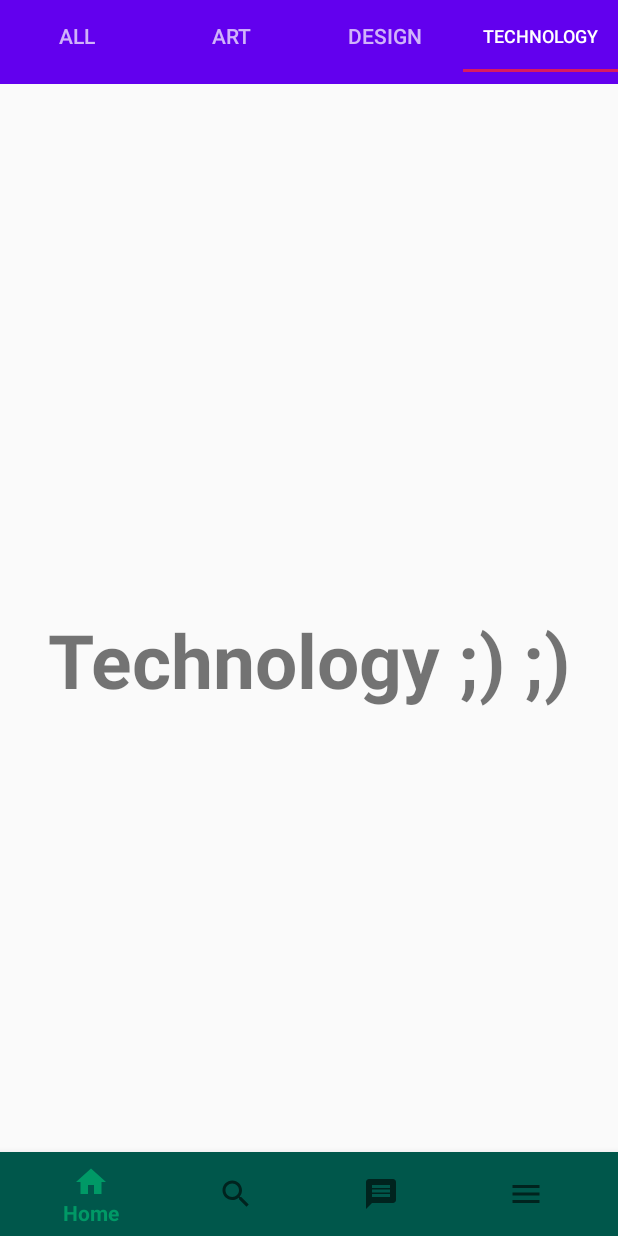
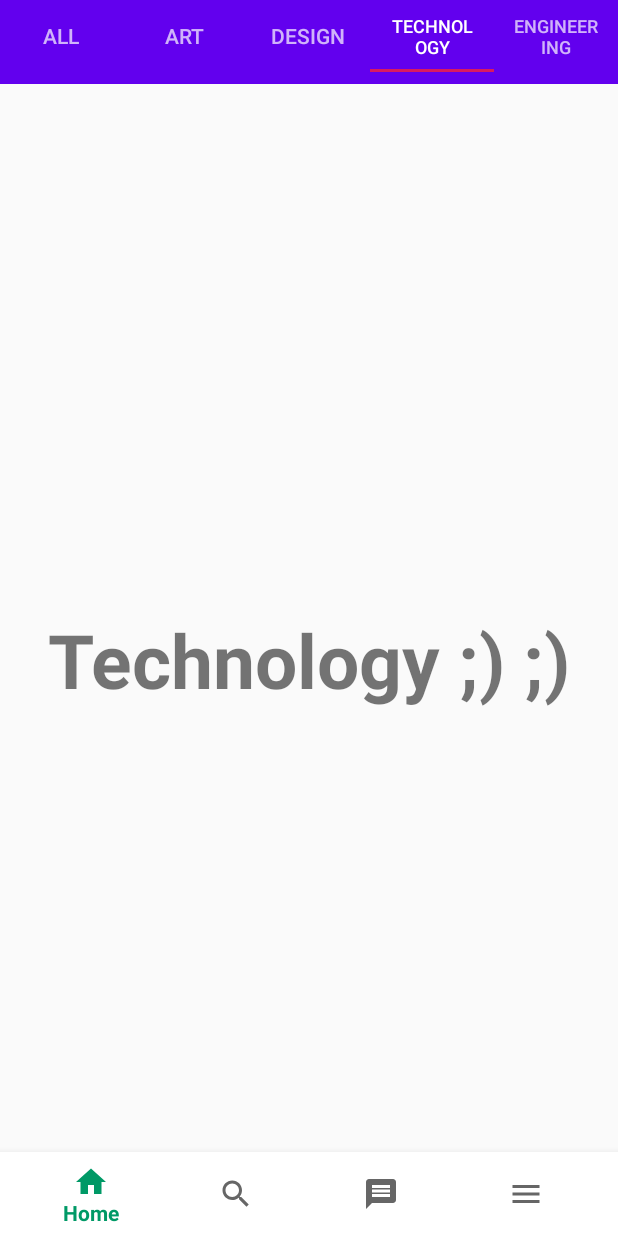
Before and after one commit to teknaS47/Persona, an Android app: the homePage screen opened directly, with no data from a screen before it, tab 4 chosen, on a phone screen of 412 x 824 dp. Run offline under Robolectric (Android 15) with nearby library versions, the phone set to English and light mode, and no system bars; our stand-ins replace Room's generated code; network calls fail.

Commit message:
User Panel and tabs in it. Engineering tab(partially complete) Have to create edit details for user (stopped because of low priority)

```diff
--- a/app/src/main/AndroidManifest.xml
+++ b/app/src/main/AndroidManifest.xml
@@ -40,7 +40,9 @@
             </intent-filter>
         </service>
 
-        <activity android:name=".teacher_coordinator"></activity>
+        <activity android:name=".teacher_coordinator" />
+        <activity android:name=".edit_details" />
+        <activity android:name=".editDetails"></activity>
     </application>
 
 </manifest>
--- /dev/null
+++ b/app/src/main/java/com/mit/persona/Engineering.java
@@ -0,0 +1,84 @@
+package com.mit.persona;
+
+
+import android.os.Bundle;
+import android.support.v4.app.Fragment;
+import android.support.v7.widget.LinearLayoutManager;
+import android.support.v7.widget.RecyclerView;
+import android.view.LayoutInflater;
+import android.view.View;
+import android.view.ViewGroup;
+
+import java.util.List;
+
+
+/**
+ * A simple {@link Fragment} subclass.
+ */
+public class Engineering extends Fragment {
+
+
+    private RecyclerView myRecycleView0;
+    private RecyclerView myRecycleView1;
+    private RecyclerView myRecycleView2;
+    private RecyclerView myRecycleView3;
+    private RecyclerView myRecycleView4;
+
+
+
+
+    private List<Events> electronics = Persona.myAppDatabase.myDao().getEvents("Electronics Engineering");
+    private List<Events> civil = Persona.myAppDatabase.myDao().getEvents("Civil Engineering");
+    private List<Events> mechanical = Persona.myAppDatabase.myDao().getEvents("Mechanical Engineering");
+    private List<Events> aerospace = Persona.myAppDatabase.myDao().getEvents("Aerospace Engineering");
+    private List<Events> cse = Persona.myAppDatabase.myDao().getEvents("Computer & IT Engineering");
+
+    public Engineering() {
+        // Required empty public constructor
+    }
+
+
+    @Override
+    public View onCreateView(LayoutInflater inflater, ViewGroup container,
+                             Bundle savedInstanceState) {
+        // Inflate the layout for this fragment
+
+        View view = inflater.inflate(R.layout.fragment_engineering, container, false);
+
+        LinearLayoutManager layoutManager0= new LinearLayoutManager(getContext(), LinearLayoutManager.VERTICAL, false);
+        LinearLayoutManager layoutManager1= new LinearLayoutManager(getContext(), LinearLayoutManager.VERTICAL, false);
+        LinearLayoutManager layoutManager2= new LinearLayoutManager(getContext(), LinearLayoutManager.VERTICAL, false);
+        LinearLayoutManager layoutManager3= new LinearLayoutManager(getContext(), LinearLayoutManager.VERTICAL, false);
+        LinearLayoutManager layoutManager4= new LinearLayoutManager(getContext(), LinearLayoutManager.VERTICAL, false);
+
+
+
+        myRecycleView0 = (RecyclerView) view.findViewById(R.id.electronics_Cards);
+        RecyclerViewAdapter recyclerViewAdapter8 = new RecyclerViewAdapter(getContext(), electronics);
+        myRecycleView0.setLayoutManager(layoutManager0);
+        myRecycleView0.setAdapter(recyclerViewAdapter8);
+
+        myRecycleView1 = (RecyclerView) view.findViewById(R.id.civil_Cards);
+        RecyclerViewAdapter recyclerViewAdapter9 = new RecyclerViewAdapter(getContext(), civil);
+        myRecycleView1.setLayoutManager(layoutManager1);
+        myRecycleView1.setAdapter(recyclerViewAdapter9);
+
+        myRecycleView2 = (RecyclerView) view.findViewById(R.id.mechanical_Cards);
+        RecyclerViewAdapter recyclerViewAdapter10 = new RecyclerViewAdapter(getContext(), mechanical);
+        myRecycleView2.setLayoutManager(layoutManager2);
+        myRecycleView2.setAdapter(recyclerViewAdapter10);
+
+        myRecycleView3 = (RecyclerView) view.findViewById(R.id.aerospace_Cards);
+        RecyclerViewAdapter recyclerViewAdapter11 = new RecyclerViewAdapter(getContext(), aerospace);
+        myRecycleView3.setLayoutManager(layoutManager3);
+        myRecycleView3.setAdapter(recyclerViewAdapter11);
+
+        myRecycleView4 = (RecyclerView) view.findViewById(R.id.cse_Cards);
+        RecyclerViewAdapter recyclerViewAdapter12 = new RecyclerViewAdapter(getContext(), cse);
+        myRecycleView4.setLayoutManager(layoutManager4);
+        myRecycleView4.setAdapter(recyclerViewAdapter12);
+
+        return view;
+    }
+
+}
--- a/app/src/main/java/com/mit/persona/UserPanelFragment.java
+++ b/app/src/main/java/com/mit/persona/UserPanelFragment.java
@@ -1,17 +1,23 @@
 package com.mit.persona;
 
 
+import android.content.Intent;
 import android.os.Bundle;
 import android.support.v4.app.Fragment;
 import android.view.LayoutInflater;
 import android.view.View;
 import android.view.ViewGroup;
+import android.widget.Button;
+import android.widget.TextView;
+import android.widget.Toast;
 
 
 /**
  * A simple {@link Fragment} subclass.
  */
 public class UserPanelFragment extends Fragment {
+
+    private TextView t;
 
 
     public UserPanelFragment() {
@@ -22,8 +28,21 @@ public class UserPanelFragment extends Fragment {
     @Override
     public View onCreateView(LayoutInflater inflater, ViewGroup container,
                              Bundle savedInstanceState) {
-        // Inflate the layout for this fragment
-        return inflater.inflate(R.layout.fragment_user_panel, container, false);
+        View view = inflater.inflate(R.layout.fragment_user_panel, container, false);
+        TextView signOut = view.findViewById(R.id.signOut);
+
+        signOut.setOnClickListener(new View.OnClickListener() {
+            @Override
+            public void onClick(View v) {
+                Toast.makeText(getContext(), "Sign out Clicked", Toast.LENGTH_SHORT).show();
+            }
+        });
+
+        return view;
     }
 
+
+
+
+
 }
--- a/app/src/main/java/com/mit/persona/ViewPagerAdapter.java
+++ b/app/src/main/java/com/mit/persona/ViewPagerAdapter.java
@@ -29,6 +29,9 @@ public class ViewPagerAdapter extends FragmentStatePagerAdapter {
             case 3:
                 techFragment techfragment = new techFragment();
                 return techfragment;
+            case 4:
+                Engineering engineering = new Engineering();
+                return engineering;
             default:
                 return null;
         }
--- a/app/src/main/java/com/mit/persona/homePage.java
+++ b/app/src/main/java/com/mit/persona/homePage.java
@@ -41,6 +41,7 @@ public class homePage extends Fragment {
         tabLayout.addTab(tabLayout.newTab().setText("Art"));
         tabLayout.addTab(tabLayout.newTab().setText("Design"));
         tabLayout.addTab(tabLayout.newTab().setText("Technology"));
+        tabLayout.addTab(tabLayout.newTab().setText("Engineering"));
         tabLayout.setTabGravity(TabLayout.GRAVITY_FILL);
 
         final ViewPager viewPager = (ViewPager) view.findViewById(R.id.pager_id);
--- /dev/null
+++ b/app/src/main/res/drawable/ic_account_circle_white_24dp.xml
@@ -0,0 +1,5 @@
+<vector android:height="24dp" android:tint="#FFFFFF"
+    android:viewportHeight="24.0" android:viewportWidth="24.0"
+    android:width="24dp" xmlns:android="http://schemas.android.com/apk/res/android">
+    <path android:fillColor="#FF000000" android:pathData="M12,2C6.48,2 2,6.48 2,12s4.48,10 10,10 10,-4.48 10,-10S17.52,2 12,2zM12,5c1.66,0 3,1.34 3,3s-1.34,3 -3,3 -3,-1.34 -3,-3 1.34,-3 3,-3zM12,19.2c-2.5,0 -4.71,-1.28 -6,-3.22 0.03,-1.99 4,-3.08 6,-3.08 1.99,0 5.97,1.09 6,3.08 -1.29,1.94 -3.5,3.22 -6,3.22z"/>
+</vector>
--- /dev/null
+++ b/app/src/main/res/drawable/ic_account_circle_white_50dp.xml
@@ -0,0 +1,5 @@
+<vector android:height="50dp" android:tint="#FFFFFF"
+    android:viewportHeight="24.0" android:viewportWidth="24.0"
+    android:width="50dp" xmlns:android="http://schemas.android.com/apk/res/android">
+    <path android:fillColor="#FF000000" android:pathData="M12,2C6.48,2 2,6.48 2,12s4.48,10 10,10 10,-4.48 10,-10S17.52,2 12,2zM12,5c1.66,0 3,1.34 3,3s-1.34,3 -3,3 -3,-1.34 -3,-3 1.34,-3 3,-3zM12,19.2c-2.5,0 -4.71,-1.28 -6,-3.22 0.03,-1.99 4,-3.08 6,-3.08 1.99,0 5.97,1.09 6,3.08 -1.29,1.94 -3.5,3.22 -6,3.22z"/>
+</vector>
--- /dev/null
+++ b/app/src/main/res/drawable/ic_edit_black_24dp.xml
@@ -0,0 +1,5 @@
+<vector android:height="24dp" android:tint="#FFFFFF"
+    android:viewportHeight="24.0" android:viewportWidth="24.0"
+    android:width="24dp" xmlns:android="http://schemas.android.com/apk/res/android">
+    <path android:fillColor="#FF000000" android:pathData="M3,17.25V21h3.75L17.81,9.94l-3.75,-3.75L3,17.25zM20.71,7.04c0.39,-0.39 0.39,-1.02 0,-1.41l-2.34,-2.34c-0.39,-0.39 -1.02,-0.39 -1.41,0l-1.83,1.83 3.75,3.75 1.83,-1.83z"/>
+</vector>
--- a/app/src/main/res/layout/activity_persona.xml
+++ b/app/src/main/res/layout/activity_persona.xml
@@ -23,7 +23,7 @@
         android:id="@+id/bottom_navigation"
         android:layout_width="match_parent"
         android:layout_height="wrap_content"
-        android:background="@color/colorPrimaryDark"
+        android:background="@color/colorText"
         app:layout_constraintBottom_toBottomOf="parent"
         app:menu="@menu/menu_bottom_navigation" />
 
--- a/app/src/main/res/menu/menu_bottom_navigation.xml
+++ b/app/src/main/res/menu/menu_bottom_navigation.xml
@@ -1,12 +1,14 @@
 <?xml version="1.0" encoding="utf-8"?>
 <menu xmlns:android="http://schemas.android.com/apk/res/android"
-    xmlns:app="http://schemas.android.com/apk/res-auto">
+    xmlns:app="http://schemas.android.com/apk/res-auto"
+    >
     <item
         android:id="@+id/action_favorites"
         android:enabled="true"
         android:icon="@drawable/ic_home_black_24dp"
         app:showAsAction="ifRoom"
-        android:title="Home" />
+        android:title="Home"
+        />
     <item
         android:id="@+id/action_search"
         android:enabled="true"
--- a/app/src/main/res/values/colors.xml
+++ b/app/src/main/res/values/colors.xml
@@ -8,5 +8,6 @@
     <color name="colorBlack">#000000</color>
     <color name="eventYellow">#FE9941</color>
     <color name="white">#FFFFFF</color>
+    <color name="colorGrey">#d3d3d3</color>
 
 </resources>
```
Also changed, not shown: app/src/main/java/com/mit/persona/editDetails.java (added, +13 -0 lines), app/src/main/res/drawable/ic_settings_black_24dp.xml (added, +9 -0 lines), app/src/main/res/layout/activity_edit_details.xml (added, +9 -0 lines), app/src/main/res/layout/fragment_engineering.xml (added, +137 -0 lines), app/src/main/res/layout/fragment_user_panel.xml (+136 -21 lines).
